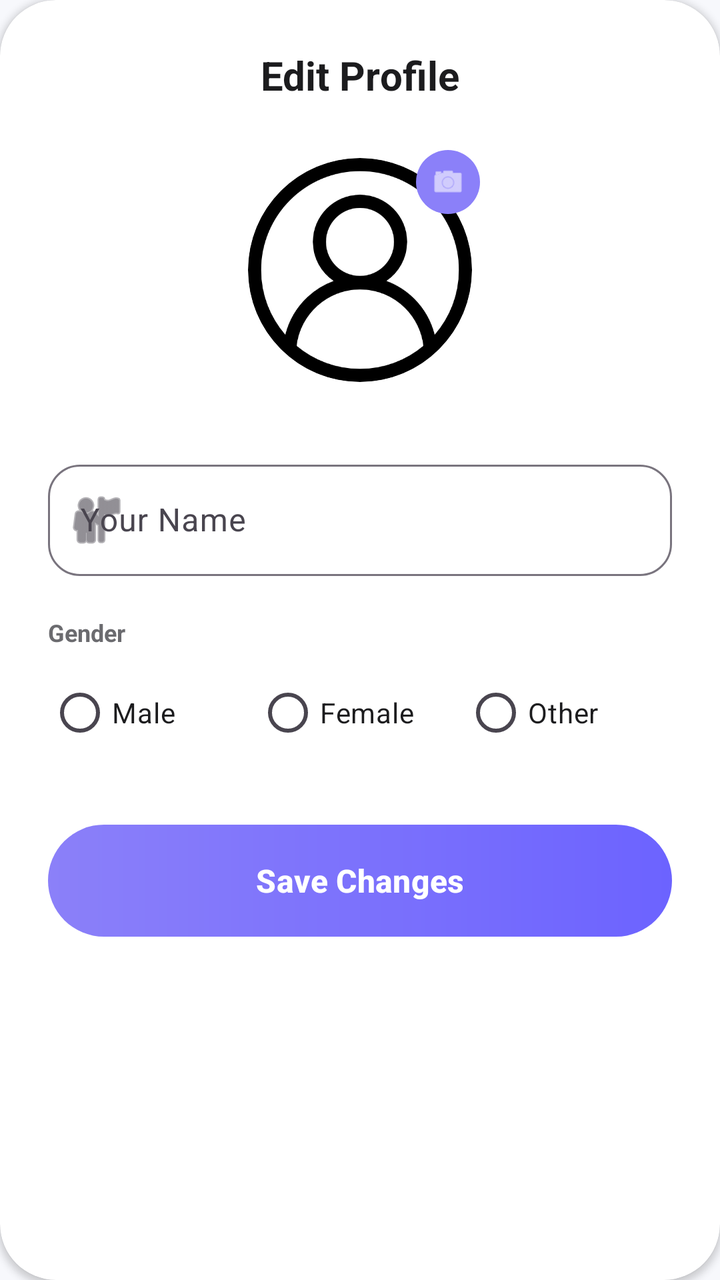
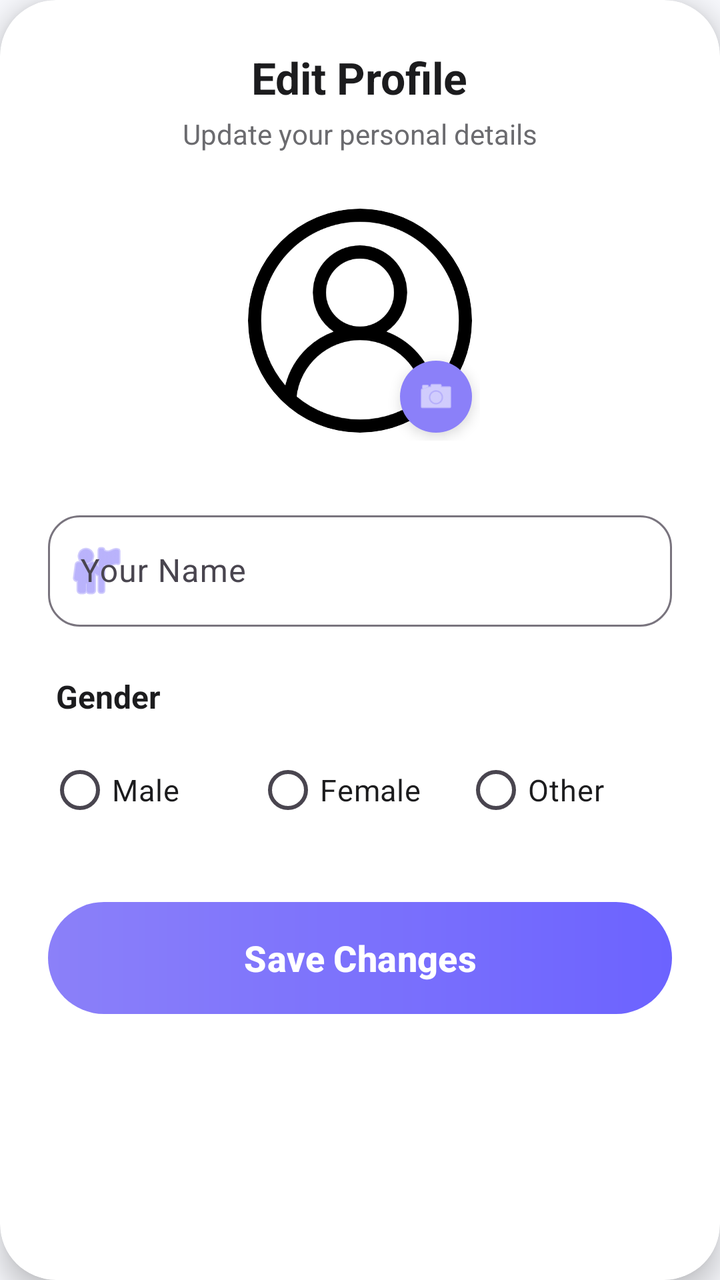

The first picture is an Android layout as it rendered before a commit; the second is the same layout after the commit. The layout source and the unified diff follow.
<!-- AndroidManifest.xml: application theme Theme.Chstbot -->
<!-- res/layout/dialog_edit_profile.xml -->
<?xml version="1.0" encoding="utf-8"?>
<androidx.cardview.widget.CardView xmlns:android="http://schemas.android.com/apk/res/android"
    xmlns:app="http://schemas.android.com/apk/res-auto"
    android:layout_width="match_parent"
    android:layout_height="wrap_content"
    app:cardBackgroundColor="@color/bg_card"
    app:cardCornerRadius="28dp">

    <LinearLayout
        android:layout_width="match_parent"
        android:layout_height="wrap_content"
        android:gravity="center_horizontal"
        android:orientation="vertical"
        android:padding="24dp">

        <TextView
            android:layout_width="wrap_content"
            android:layout_height="wrap_content"
            android:text="Edit Profile"
            android:textColor="@color/text_main"
            android:textSize="20sp"
            android:textStyle="bold" />

        <RelativeLayout
            android:layout_width="wrap_content"
            android:layout_height="wrap_content"
            android:layout_marginTop="24dp">

            <FrameLayout
                android:id="@+id/flProfileContainer"
                android:layout_width="120dp"
                android:layout_height="120dp"
                android:padding="4dp">

                <com.google.android.material.imageview.ShapeableImageView
                    android:id="@+id/imgEditProfile"
                    android:layout_width="match_parent"
                    android:layout_height="match_parent"
                    android:scaleType="centerCrop"
                    android:src="@drawable/user"
                    app:shapeAppearanceOverlay="@style/CircleImage" />
                
                <View
                    android:id="@+id/profileBorder"
                    android:layout_width="match_parent"
                    android:layout_height="match_parent"
                    android:background="@drawable/bg_circle_border"
                    android:visibility="gone" />

            </FrameLayout>

            <ImageView
                android:id="@+id/imgBadge"
                android:layout_width="32dp"
                android:layout_height="32dp"
                android:layout_alignEnd="@id/flProfileContainer"
                android:layout_alignBottom="@id/flProfileContainer"
                android:visibility="gone" />

            <View
                android:layout_width="32dp"
                android:layout_height="32dp"
                android:layout_alignEnd="@id/flProfileContainer"
                android:layout_alignTop="@id/flProfileContainer"
                android:background="@drawable/bg_circle"
                android:backgroundTint="@color/primary" />

            <ImageView
                android:layout_width="18dp"
                android:layout_height="18dp"
                android:layout_alignEnd="@id/flProfileContainer"
                android:layout_alignTop="@id/flProfileContainer"
                android:layout_margin="7dp"
                android:src="@android:drawable/ic_menu_camera"
                app:tint="@color/white" />
        </RelativeLayout>

        <com.google.android.material.textfield.TextInputLayout
            style="@style/Widget.Material3.TextInputLayout.OutlinedBox"
            android:layout_width="match_parent"
            android:layout_height="wrap_content"
            android:layout_marginTop="32dp"
            android:hint="Your Name"
            app:boxCornerRadiusBottomEnd="16dp"
            app:boxCornerRadiusBottomStart="16dp"
            app:boxCornerRadiusTopEnd="16dp"
            app:boxCornerRadiusTopStart="16dp"
            app:hintTextColor="@color/primary"
            app:startIconDrawable="@android:drawable/ic_menu_myplaces">

            <com.google.android.material.textfield.TextInputEditText
                android:id="@+id/etEditName"
                android:layout_width="match_parent"
                android:layout_height="wrap_content"
                android:inputType="textPersonName"
                android:textColor="@color/text_main" />
        </com.google.android.material.textfield.TextInputLayout>

        <TextView
            android:layout_width="match_parent"
            android:layout_height="wrap_content"
            android:layout_marginTop="20dp"
            android:text="Gender"
            android:textColor="@color/text_label"
            android:textSize="12sp"
            android:textStyle="bold" />

        <RadioGroup
            android:id="@+id/rgGender"
            android:layout_width="match_parent"
            android:layout_height="wrap_content"
            android:layout_marginTop="8dp"
            android:orientation="horizontal">

            <RadioButton
                android:id="@+id/rbMale"
                android:layout_width="0dp"
                android:layout_height="wrap_content"
                android:layout_weight="1"
                android:text="Male"
                android:textColor="@color/text_main" />

            <RadioButton
                android:id="@+id/rbFemale"
                android:layout_width="0dp"
                android:layout_height="wrap_content"
                android:layout_weight="1"
                android:text="Female"
                android:textColor="@color/text_main" />

            <RadioButton
                android:id="@+id/rbOther"
                android:layout_width="0dp"
                android:layout_height="wrap_content"
                android:layout_weight="1"
                android:text="Other"
                android:textColor="@color/text_main" />
        </RadioGroup>

        <com.google.android.material.button.MaterialButton
            android:id="@+id/btnSaveProfile"
            android:layout_width="match_parent"
            android:layout_height="56dp"
            android:layout_marginTop="32dp"
            android:background="@drawable/bg_signup_button"
            android:text="Save Changes"
            android:textAllCaps="false"
            android:textColor="@color/white"
            android:textSize="16sp"
            android:textStyle="bold"
            app:backgroundTint="@null"
            app:cornerRadius="16dp" />

    </LinearLayout>
</androidx.cardview.widget.CardView>
<!-- resources referenced by this layout -->
<resources>
  <color name="bg_card">#FFFFFF</color>
  <color name="primary">#8B80F9</color>
  <color name="text_label">#6B6B6F</color>
  <color name="text_main">#1C1C1E</color>
  <color name="white">#FFFFFF</color>
  <!-- drawable bg_circle (drawable) -->
  <?xml version="1.0" encoding="utf-8"?>
  <shape xmlns:android="http://schemas.android.com/apk/res/android">
      <solid android:color="#E0E0E0"/>
      <corners android:radius="100dp"/>
  </shape>
  <!-- drawable bg_circle_border (drawable) -->
  <?xml version="1.0" encoding="utf-8"?>
  <layer-list xmlns:android="http://schemas.android.com/apk/res/android">
      <item>
          <shape android:shape="oval">
              <gradient
                  android:angle="45"
                  android:endColor="#8E24AA"
                  android:startColor="#1E88E5"
                  android:type="linear" />
          </shape>
      </item>
      <item
          android:bottom="3dp"
          android:left="3dp"
          android:right="3dp"
          android:top="3dp">
          <shape android:shape="oval">
              <solid android:color="@color/bg_card" />
          </shape>
      </item>
  </layer-list>
  <!-- drawable bg_signup_button (drawable) -->
  <?xml version="1.0" encoding="utf-8"?>
  <shape xmlns:android="http://schemas.android.com/apk/res/android">
      <gradient
          android:startColor="#8B80F9"
          android:endColor="#6C63FF"
          android:angle="0" />
      <corners android:radius="30dp" />
  </shape>
  <!-- drawable user: png bitmap (drawable, 24852 bytes) -->
  <style name="CircleImage" parent="">
          <item name="cornerSize">50%</item>
      </style>
  <style name="Theme.Chstbot" parent="Base.Theme.Chstbot" />
  <style name="Base.Theme.Chstbot" parent="Theme.Material3.DayNight.NoActionBar">
          <item name="colorPrimary">@color/primary</item>
          <item name="colorSecondary">@color/secondary</item>
  
          <item name="android:colorBackground">@color/bg_main</item>
          <item name="android:textColor">@color/text_main</item>
          
          
          <item name="android:windowAnimationStyle">@style/CustomActivityAnimation</item>
          
          
          <item name="android:statusBarColor">@color/bg_main</item>
          <item name="android:windowLightStatusBar" tools:targetApi="m">true</item>
  
          
          <item name="materialAlertDialogTheme">@style/ThemeOverlay.Chstbot.MaterialAlertDialog</item>
      </style>
  <color name="secondary">#9B8CFF</color>
  <color name="bg_main">#F7F8FC</color>
  <style name="CustomActivityAnimation" parent="@android:style/Animation.Activity">
          <item name="android:activityOpenEnterAnimation">@anim/slide_in_right</item>
          <item name="android:activityOpenExitAnimation">@anim/slide_out_left</item>
          <item name="android:activityCloseEnterAnimation">@anim/slide_in_left</item>
          <item name="android:activityCloseExitAnimation">@anim/slide_out_right</item>
      </style>
  <style name="ThemeOverlay.Chstbot.MaterialAlertDialog" parent="ThemeOverlay.Material3.MaterialAlertDialog">
          <item name="colorSurface">@color/bg_card</item>
          <item name="colorOnSurface">@color/text_main</item>
          <item name="android:textColorPrimary">@color/text_main</item>
          <item name="colorPrimary">@color/primary</item>
          
          <item name="buttonBarPositiveButtonStyle">@style/Chstbot.Dialog.Button</item>
          <item name="buttonBarNegativeButtonStyle">@style/Chstbot.Dialog.Button</item>
          <item name="buttonBarNeutralButtonStyle">@style/Chstbot.Dialog.Button</item>
      </style>
  <style name="Chstbot.Dialog.Button" parent="Widget.Material3.Button.TextButton">
          <item name="android:textColor">@color/primary</item>
          <item name="android:fontFamily">@font/poppins_bold</item>
      </style>
</resources>

<!-- the commit's change to res/layout/dialog_edit_profile.xml (unified diff, before → after) -->
@@ -3,153 +3,168 @@
     xmlns:app="http://schemas.android.com/apk/res-auto"
     android:layout_width="match_parent"
     android:layout_height="wrap_content"
+    android:layout_margin="20dp"
     app:cardBackgroundColor="@color/bg_card"
-    app:cardCornerRadius="28dp">
+    app:cardCornerRadius="28dp"
+    app:cardElevation="8dp">
 
-    <LinearLayout
+    <ScrollView
         android:layout_width="match_parent"
         android:layout_height="wrap_content"
-        android:gravity="center_horizontal"
-        android:orientation="vertical"
-        android:padding="24dp">
+        android:overScrollMode="never">
 
-        <TextView
-            android:layout_width="wrap_content"
-            android:layout_height="wrap_content"
-            android:text="Edit Profile"
-            android:textColor="@color/text_main"
-            android:textSize="20sp"
-            android:textStyle="bold" />
-
-        <RelativeLayout
-            android:layout_width="wrap_content"
-            android:layout_height="wrap_content"
-            android:layout_marginTop="24dp">
-
-            <FrameLayout
-                android:id="@+id/flProfileContainer"
-                android:layout_width="120dp"
-                android:layout_height="120dp"
-                android:padding="4dp">
-
-                <com.google.android.material.imageview.ShapeableImageView
-                    android:id="@+id/imgEditProfile"
-                    android:layout_width="match_parent"
-                    android:layout_height="match_parent"
-                    android:scaleType="centerCrop"
-                    android:src="@drawable/user"
-                    app:shapeAppearanceOverlay="@style/CircleImage" />
-                
-                <View
-                    android:id="@+id/profileBorder"
-                    android:layout_width="match_parent"
-                    android:layout_height="match_parent"
-                    android:background="@drawable/bg_circle_border"
-                    android:visibility="gone" />
-
-            </FrameLayout>
-
-            <ImageView
-                android:id="@+id/imgBadge"
-                android:layout_width="32dp"
-                android:layout_height="32dp"
-                android:layout_alignEnd="@id/flProfileContainer"
-                android:layout_alignBottom="@id/flProfileContainer"
-                android:visibility="gone" />
-
-            <View
-                android:layout_width="32dp"
-                android:layout_height="32dp"
-                android:layout_alignEnd="@id/flProfileContainer"
-                android:layout_alignTop="@id/flProfileContainer"
-                android:background="@drawable/bg_circle"
-                android:backgroundTint="@color/primary" />
-
-            <ImageView
-                android:layout_width="18dp"
-                android:layout_height="18dp"
-                android:layout_alignEnd="@id/flProfileContainer"
-                android:layout_alignTop="@id/flProfileContainer"
-                android:layout_margin="7dp"
-                android:src="@android:drawable/ic_menu_camera"
-                app:tint="@color/white" />
-        </RelativeLayout>
-
-        <com.google.android.material.textfield.TextInputLayout
-            style="@style/Widget.Material3.TextInputLayout.OutlinedBox"
+        <LinearLayout
             android:layout_width="match_parent"
             android:layout_height="wrap_content"
-            android:layout_marginTop="32dp"
-            android:hint="Your Name"
-            app:boxCornerRadiusBottomEnd="16dp"
-            app:boxCornerRadiusBottomStart="16dp"
-            app:boxCornerRadiusTopEnd="16dp"
-            app:boxCornerRadiusTopStart="16dp"
-            app:hintTextColor="@color/primary"
-            app:startIconDrawable="@android:drawable/ic_menu_myplaces">
+            android:gravity="center_horizontal"
+            android:orientation="vertical"
+            android:padding="24dp">
 
-            <com.google.android.material.textfield.TextInputEditText
-                android:id="@+id/etEditName"
+            <TextView
+                android:layout_width="wrap_content"
+                android:layout_height="wrap_content"
+                android:text="Edit Profile"
+                android:textColor="@color/text_main"
+                android:textSize="22sp"
+                android:textStyle="bold" />
+
+            <TextView
+                android:layout_width="wrap_content"
+                android:layout_height="wrap_content"
+                android:layout_marginTop="4dp"
+                android:text="Update your personal details"
+                android:textColor="@color/text_label"
+                android:textSize="14sp" />
+
+            <RelativeLayout
+                android:layout_width="wrap_content"
+                android:layout_height="wrap_content"
+                android:layout_marginTop="24dp">
+
+                <FrameLayout
+                    android:id="@+id/flProfileContainer"
+                    android:layout_width="120dp"
+                    android:layout_height="120dp"
+                    android:padding="4dp">
+
+                    <com.google.android.material.imageview.ShapeableImageView
+                        android:id="@+id/imgEditProfile"
+                        android:layout_width="match_parent"
+                        android:layout_height="match_parent"
+                        android:scaleType="centerCrop"
+                        android:src="@drawable/user"
+                        app:shapeAppearanceOverlay="@style/CircleImage" />
+
+                </FrameLayout>
+
+                <View
+                    android:layout_width="36dp"
+                    android:layout_height="36dp"
+                    android:layout_alignEnd="@id/flProfileContainer"
+                    android:layout_alignBottom="@id/flProfileContainer"
+                    android:layout_margin="4dp"
+                    android:background="@drawable/bg_circle"
+                    android:backgroundTint="@color/primary"
+                    android:elevation="4dp" />
+
+                <ImageView
+                    android:layout_width="20dp"
+                    android:layout_height="20dp"
+                    android:layout_alignEnd="@id/flProfileContainer"
+                    android:layout_alignBottom="@id/flProfileContainer"
+                    android:layout_margin="12dp"
+                    android:elevation="5dp"
+                    android:src="@android:drawable/ic_menu_camera"
+                    app:tint="@color/white" />
+            </RelativeLayout>
+
+            <com.google.android.material.textfield.TextInputLayout
+                style="@style/Widget.Material3.TextInputLayout.OutlinedBox"
                 android:layout_width="match_parent"
                 android:layout_height="wrap_content"
-                android:inputType="textPersonName"
-                android:textColor="@color/text_main" />
-        </com.google.android.material.textfield.TextInputLayout>
+                android:layout_marginTop="32dp"
+                android:hint="Your Name"
+                app:boxCornerRadiusBottomEnd="16dp"
+                app:boxCornerRadiusBottomStart="16dp"
+                app:boxCornerRadiusTopEnd="16dp"
+                app:boxCornerRadiusTopStart="16dp"
+                app:hintTextColor="@color/primary"
+                app:startIconDrawable="@android:drawable/ic_menu_myplaces"
+                app:startIconTint="@color/primary">
 
-        <TextView
-            android:layout_width="match_parent"
-            android:layout_height="wrap_content"
-            android:layout_marginTop="20dp"
-            android:text="Gender"
-            android:textColor="@color/text_label"
-            android:textSize="12sp"
-            android:textStyle="bold" />
+                <com.google.android.material.textfield.TextInputEditText
+                    android:id="@+id/etEditName"
+                    android:layout_width="match_parent"
+                    android:layout_height="wrap_content"
+                    android:inputType="textPersonName"
+                    android:textColor="@color/text_main"
+                    android:textSize="16sp" />
+            </com.google.android.material.textfield.TextInputLayout>
 
-        <RadioGroup
-            android:id="@+id/rgGender"
-            android:layout_width="match_parent"
-            android:layout_height="wrap_content"
-            android:layout_marginTop="8dp"
-            android:orientation="horizontal">
+            <TextView
+                android:layout_width="match_parent"
+                android:layout_height="wrap_content"
+                android:layout_marginTop="24dp"
+                android:paddingStart="4dp"
+                android:text="Gender"
+                android:textColor="@color/text_main"
+                android:textSize="16sp"
+                android:textStyle="bold" />
 
-            <RadioButton
-                android:id="@+id/rbMale"
-                android:layout_width="0dp"
+            <RadioGroup
+                android:id="@+id/rgGender"
+                android:layout_width="match_parent"
                 android:layout_height="wrap_content"
-                android:layout_weight="1"
-                android:text="Male"
-                android:textColor="@color/text_main" />
+                android:layout_marginTop="12dp"
+                android:orientation="horizontal">
 
-            <RadioButton
-                android:id="@+id/rbFemale"
-                android:layout_width="0dp"
-                android:layout_height="wrap_content"
-                android:layout_weight="1"
-                android:text="Female"
-                android:textColor="@color/text_main" />
+                <RadioButton
+                    android:id="@+id/rbMale"
+                    android:layout_width="0dp"
+                    android:layout_height="wrap_content"
+                    android:layout_weight="1"
+                    android:buttonTint="@color/primary"
+                    android:text="Male"
+                    android:textColor="@color/text_main"
+                    android:textSize="15sp" />
 
-            <RadioButton
-                android:id="@+id/rbOther"
-                android:layout_width="0dp"
-                android:layout_height="wrap_content"
-                android:layout_weight="1"
-                android:text="Other"
-                android:textColor="@color/text_main" />
-        </RadioGroup>
+                <RadioButton
+                    android:id="@+id/rbFemale"
+                    android:layout_width="0dp"
+                    android:layout_height="wrap_content"
+                    android:layout_weight="1"
+                    android:buttonTint="@color/primary"
+                    android:text="Female"
+                    android:textColor="@color/text_main"
+                    android:textSize="15sp" />
 
-        <com.google.android.material.button.MaterialButton
-            android:id="@+id/btnSaveProfile"
-            android:layout_width="match_parent"
-            android:layout_height="56dp"
-            android:layout_marginTop="32dp"
-            android:background="@drawable/bg_signup_button"
-            android:text="Save Changes"
-            android:textAllCaps="false"
-            android:textColor="@color/white"
-            android:textSize="16sp"
-            android:textStyle="bold"
-            app:backgroundTint="@null"
-            app:cornerRadius="16dp" />
+                <RadioButton
+                    android:id="@+id/rbOther"
+                    android:layout_width="0dp"
+                    android:layout_height="wrap_content"
+                    android:layout_weight="1"
+                    android:buttonTint="@color/primary"
+                    android:text="Other"
+                    android:textColor="@color/text_main"
+                    android:textSize="15sp" />
+            </RadioGroup>
 
-    </LinearLayout>
+            <com.google.android.material.button.MaterialButton
+                android:id="@+id/btnSaveProfile"
+                android:layout_width="match_parent"
+                android:layout_height="56dp"
+                android:layout_marginTop="32dp"
+                android:layout_marginBottom="8dp"
+                android:background="@drawable/bg_signup_button"
+                android:text="Save Changes"
+                android:textAllCaps="false"
+                android:textColor="@color/white"
+                android:textSize="18sp"
+                android:textStyle="bold"
+                app:backgroundTint="@null"
+                app:cornerRadius="16dp"
+                app:elevation="4dp" />
+
+        </LinearLayout>
+    </ScrollView>
 </androidx.cardview.widget.CardView>
<!-- resource entries referenced after the edit -->
@@ -11,28 +11,6 @@
       <solid android:color="#E0E0E0"/>
       <corners android:radius="100dp"/>
   </shape>
-  <!-- drawable bg_circle_border (drawable) -->
-  <?xml version="1.0" encoding="utf-8"?>
-  <layer-list xmlns:android="http://schemas.android.com/apk/res/android">
-      <item>
-          <shape android:shape="oval">
-              <gradient
-                  android:angle="45"
-                  android:endColor="#8E24AA"
-                  android:startColor="#1E88E5"
-                  android:type="linear" />
-          </shape>
-      </item>
-      <item
-          android:bottom="3dp"
-          android:left="3dp"
-          android:right="3dp"
-          android:top="3dp">
-          <shape android:shape="oval">
-              <solid android:color="@color/bg_card" />
-          </shape>
-      </item>
-  </layer-list>
   <!-- drawable bg_signup_button (drawable) -->
   <?xml version="1.0" encoding="utf-8"?>
   <shape xmlns:android="http://schemas.android.com/apk/res/android">
